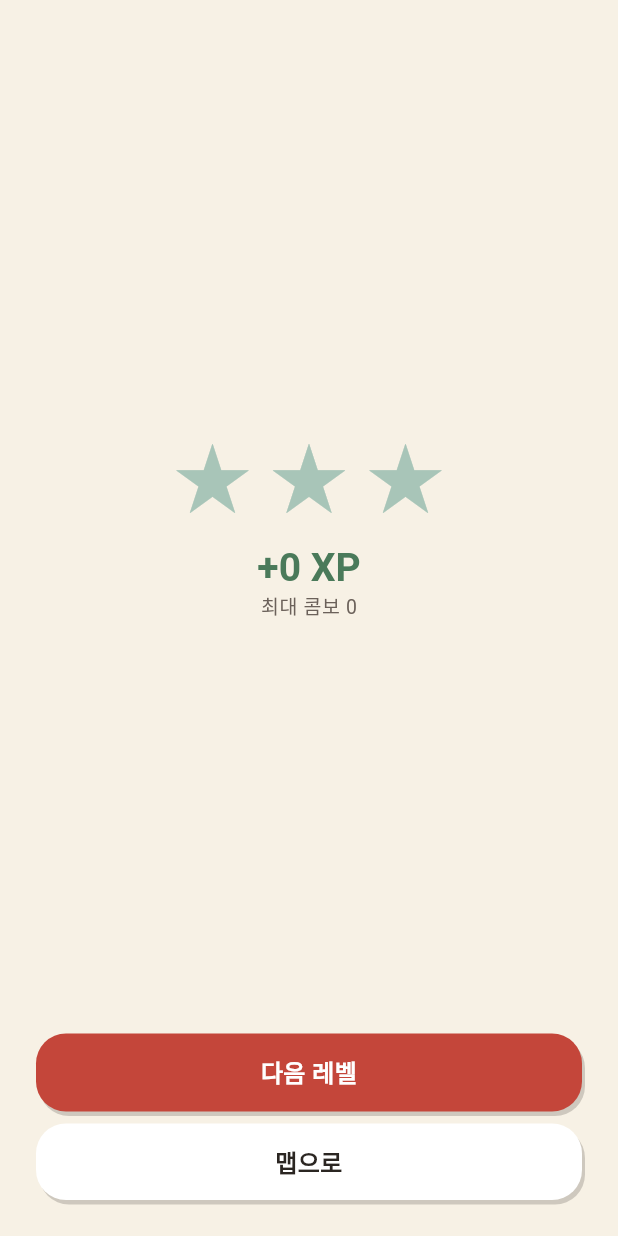
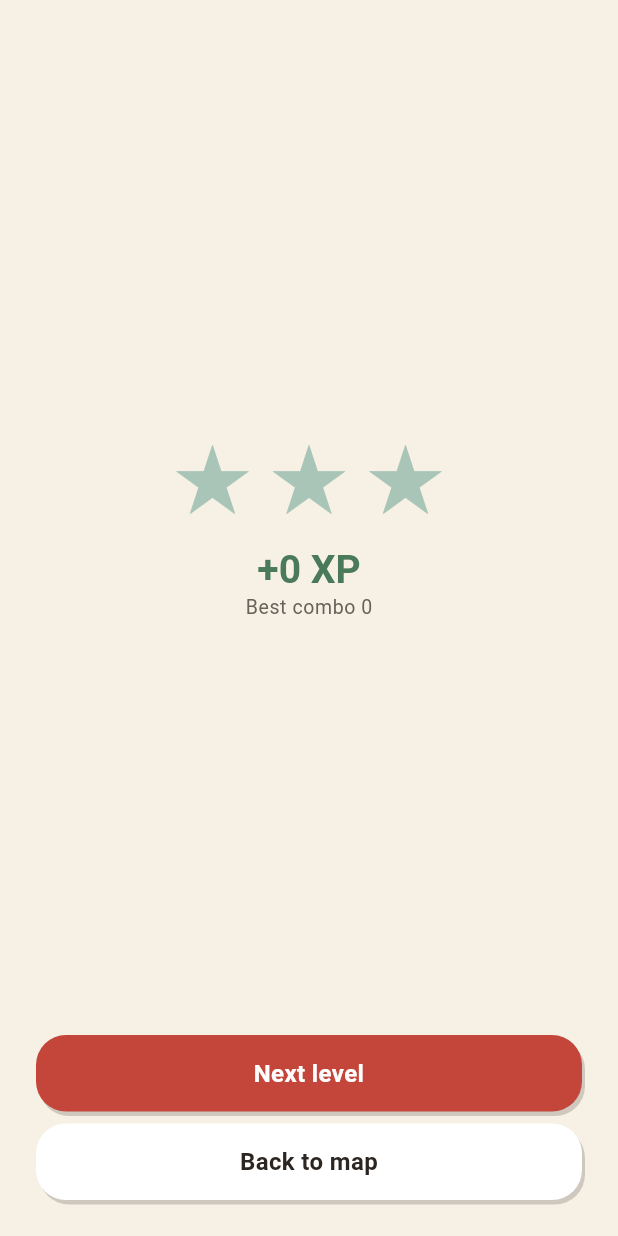
Before and after one commit to Cryptojjang/hangul_quest, a Flutter app: the ResultScreen screen opened directly with empty values, on a phone screen of 412 x 824 dp. Run offline on Flutter 3.47's test engine with Material 3 defaults, Android fonts, the light colour scheme and no system bars; our stand-ins replace audioplayers; missing offline and left inert: dart:html, dart:js_util; Roboto replaces fonts that are missing (Pretendard).

Commit message:
English UI + rename to Hangul Bricks: lib/features/results

```diff
--- a/lib/features/results/result_screen.dart
+++ b/lib/features/results/result_screen.dart
@@ -93,7 +93,7 @@
                       .textTheme
                       .headlineMedium
                       ?.copyWith(color: HqColors.dancheongGreen)),
-              Text('최대 콤보 ${widget.score.maxCombo}',
+              Text('Best combo ${widget.score.maxCombo}',
                   style: Theme.of(context).textTheme.bodySmall),
               const SizedBox(height: 20),
               if (_newCards.isNotEmpty)
@@ -106,7 +106,7 @@
                       const SizedBox(width: 10),
                       Expanded(
                         child: Text(
-                            '도감 카드 ${_newCards.length}장 해금! — '
+                            'New codex cards: ${_newCards.length} · '
                             '${_newCards.map((id) => jamoById[id]!.char).join(' ')}',
                             style:
                                 const TextStyle(fontWeight: FontWeight.w700)),
@@ -120,7 +120,7 @@
                   child: Column(
                     crossAxisAlignment: CrossAxisAlignment.start,
                     children: [
-                      const Text('다시 만나게 될 소리',
+                      const Text('Sounds to review',
                           style: TextStyle(fontWeight: FontWeight.w700)),
                       const SizedBox(height: 6),
                       Text(
@@ -129,7 +129,7 @@
                               .join('  ·  '),
                           style: const TextStyle(
                               fontSize: 24, color: HqColors.dancheongRed)),
-                      Text('자주 틀린 자모는 다음 라운드에 더 자주 나와요',
+                      Text('Letters you miss will show up more often',
                           style: Theme.of(context).textTheme.bodySmall),
                     ],
                   ),
@@ -138,7 +138,7 @@
               const Spacer(),
               if (hasNext)
                 HqButton(
-                  label: '다음 레벨',
+                  label: 'Next level',
                   expanded: true,
                   onPressed: () => Navigator.of(context).pushReplacement(
                       HqPageRoute(
@@ -148,7 +148,7 @@
                 ),
               const SizedBox(height: 8),
               HqButton(
-                label: '맵으로',
+                label: 'Back to map',
                 color: Colors.white,
                 textColor: HqColors.ink,
                 expanded: true,
```
